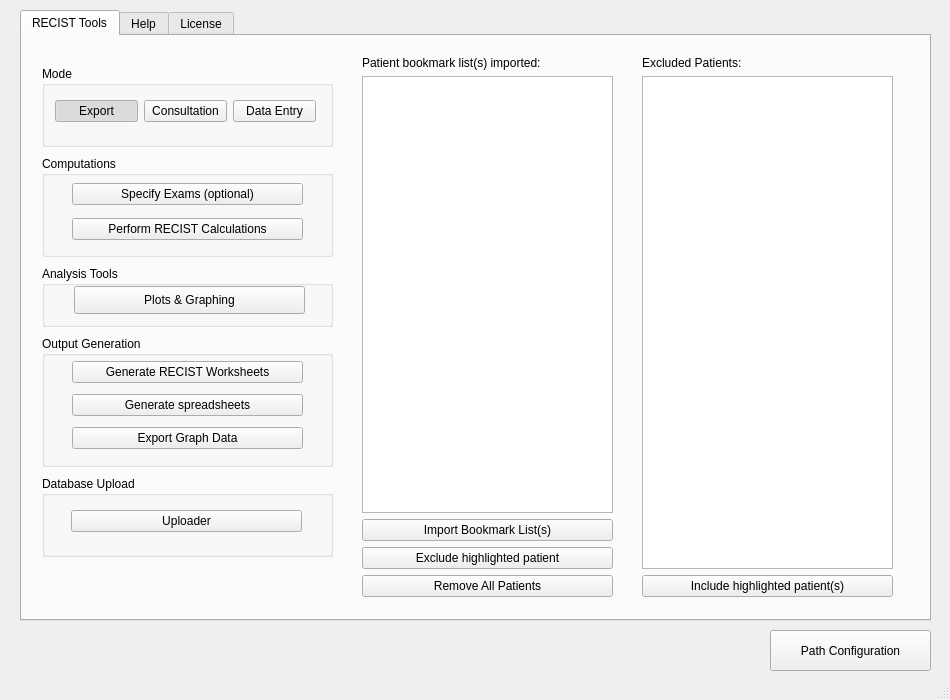
The window that gui/mainwindow.ui (Ngoyal95/ENABLE2.0) describes before a commit, drawn with Qt 5.
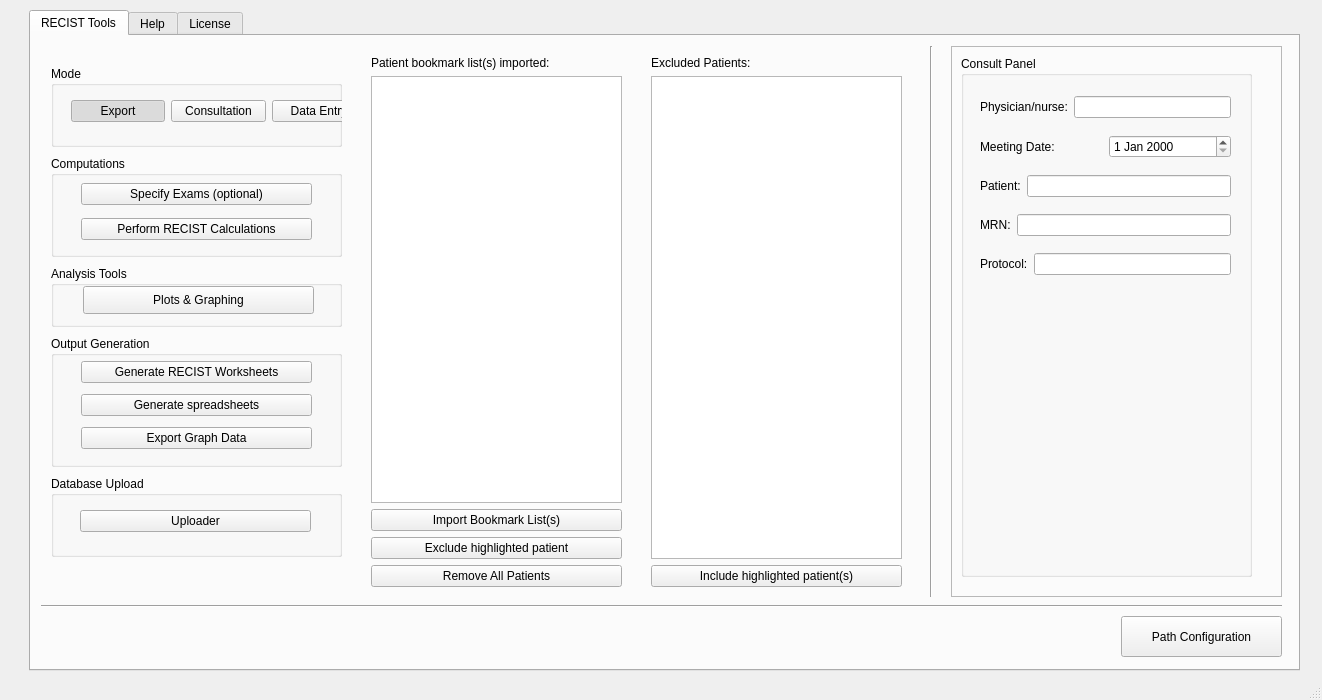
The same window after the commit. Icons and pictures are not drawn.

Commit message: Prior to consult GUI update

What changed in the file:
```diff
--- a/gui/mainwindow.ui
+++ b/gui/mainwindow.ui
@@ -9,7 +9,7 @@
    <rect>
     <x>0</x>
     <y>0</y>
-    <width>950</width>
+    <width>1322</width>
     <height>700</height>
    </rect>
   </property>
@@ -21,8 +21,8 @@
   </property>
   <property name="maximumSize">
    <size>
-    <width>950</width>
-    <height>700</height>
+    <width>1500</width>
+    <height>900</height>
    </size>
   </property>
   <property name="windowTitle">
@@ -36,10 +36,10 @@
    <widget class="QTabWidget" name="tabWidget">
     <property name="geometry">
      <rect>
-      <x>20</x>
+      <x>29</x>
       <y>10</y>
-      <width>911</width>
-      <height>611</height>
+      <width>1271</width>
+      <height>661</height>
      </rect>
     </property>
     <property name="currentIndex">
@@ -108,9 +108,9 @@
       <widget class="QWidget" name="horizontalLayoutWidget">
        <property name="geometry">
         <rect>
-         <x>13</x>
+         <x>20</x>
          <y>20</y>
-         <width>261</width>
+         <width>295</width>
          <height>51</height>
         </rect>
        </property>
@@ -270,7 +270,7 @@
         <x>340</x>
         <y>20</y>
         <width>251</width>
-        <height>541</height>
+        <height>531</height>
        </rect>
       </property>
       <layout class="QVBoxLayout" name="verticalLayout_2">
@@ -313,7 +313,7 @@
         <x>620</x>
         <y>20</y>
         <width>251</width>
-        <height>541</height>
+        <height>531</height>
        </rect>
       </property>
       <layout class="QVBoxLayout" name="verticalLayout_4">
@@ -336,6 +336,166 @@
        </item>
       </layout>
      </widget>
+     <widget class="Line" name="line">
+      <property name="geometry">
+       <rect>
+        <x>890</x>
+        <y>10</y>
+        <width>20</width>
+        <height>551</height>
+       </rect>
+      </property>
+      <property name="orientation">
+       <enum>Qt::Vertical</enum>
+      </property>
+     </widget>
+     <widget class="QPushButton" name="configureButton">
+      <property name="geometry">
+       <rect>
+        <x>1090</x>
+        <y>580</y>
+        <width>161</width>
+        <height>41</height>
+       </rect>
+      </property>
+      <property name="text">
+       <string>Path Configuration</string>
+      </property>
+      <property name="icon">
+       <iconset>
+        <normaloff>../../icons/configIcon.png</normaloff>../../icons/configIcon.png</iconset>
+      </property>
+      <property name="iconSize">
+       <size>
+        <width>30</width>
+        <height>30</height>
+       </size>
+      </property>
+     </widget>
+     <widget class="Line" name="line_2">
+      <property name="geometry">
+       <rect>
+        <x>10</x>
+        <y>560</y>
+        <width>1241</width>
+        <height>20</height>
+       </rect>
+      </property>
+      <property name="orientation">
+       <enum>Qt::Horizontal</enum>
+      </property>
+     </widget>
+     <widget class="QFrame" name="consultFrame">
+      <property name="geometry">
+       <rect>
+        <x>920</x>
+        <y>10</y>
+        <width>331</width>
+        <height>551</height>
+       </rect>
+      </property>
+      <property name="frameShape">
+       <enum>QFrame::StyledPanel</enum>
+      </property>
+      <property name="frameShadow">
+       <enum>QFrame::Raised</enum>
+      </property>
+      <widget class="QGroupBox" name="groupBox_6">
+       <property name="geometry">
+        <rect>
+         <x>10</x>
+         <y>10</y>
+         <width>291</width>
+         <height>521</height>
+        </rect>
+       </property>
+       <property name="title">
+        <string>Consult Panel</string>
+       </property>
+       <widget class="QWidget" name="verticalLayoutWidget_6">
+        <property name="geometry">
+         <rect>
+          <x>19</x>
+          <y>29</y>
+          <width>251</width>
+          <height>201</height>
+         </rect>
+        </property>
+        <layout class="QVBoxLayout" name="verticalLayout">
+         <item>
+          <layout class="QHBoxLayout" name="horizontalLayout_6">
+           <item>
+            <widget class="QLabel" name="label_3">
+             <property name="text">
+              <string>Physician/nurse:</string>
+             </property>
+            </widget>
+           </item>
+           <item>
+            <widget class="QLineEdit" name="consultPhys"/>
+           </item>
+          </layout>
+         </item>
+         <item>
+          <layout class="QHBoxLayout" name="horizontalLayout_5">
+           <item>
+            <widget class="QLabel" name="label_4">
+             <property name="text">
+              <string>Meeting Date:</string>
+             </property>
+            </widget>
+           </item>
+           <item>
+            <widget class="QDateEdit" name="consultDate"/>
+           </item>
+          </layout>
+         </item>
+         <item>
+          <layout class="QHBoxLayout" name="horizontalLayout_3">
+           <item>
+            <widget class="QLabel" name="label_6">
+             <property name="text">
+              <string>Patient:</string>
+             </property>
+            </widget>
+           </item>
+           <item>
+            <widget class="QLineEdit" name="consultPatient"/>
+           </item>
+          </layout>
+         </item>
+         <item>
+          <layout class="QHBoxLayout" name="horizontalLayout_2">
+           <item>
+            <widget class="QLabel" name="label_7">
+             <property name="text">
+              <string>MRN:</string>
+             </property>
+            </widget>
+           </item>
+           <item>
+            <widget class="QLineEdit" name="consultMRN"/>
+           </item>
+          </layout>
+         </item>
+         <item>
+          <layout class="QHBoxLayout" name="horizontalLayout_4">
+           <item>
+            <widget class="QLabel" name="label_5">
+             <property name="text">
+              <string>Protocol:</string>
+             </property>
+            </widget>
+           </item>
+           <item>
+            <widget class="QLineEdit" name="consultProtocol"/>
+           </item>
+          </layout>
+         </item>
+        </layout>
+       </widget>
+      </widget>
+     </widget>
     </widget>
     <widget class="QWidget" name="tab_4">
      <attribute name="title">
@@ -1027,30 +1187,6 @@
      </widget>
     </widget>
    </widget>
-   <widget class="QPushButton" name="configureButton">
-    <property name="geometry">
-     <rect>
-      <x>770</x>
-      <y>630</y>
-      <width>161</width>
-      <height>41</height>
-     </rect>
-    </property>
-    <property name="text">
-     <string>Path Configuration</string>
-    </property>
-    <property name="icon">
-     <iconset>
-      <selectedon>../../icons/configIcon.png</selectedon>
-     </iconset>
-    </property>
-    <property name="iconSize">
-     <size>
-      <width>30</width>
-      <height>30</height>
-     </size>
-    </property>
-   </widget>
   </widget>
   <widget class="QStatusBar" name="statusbar"/>
  </widget>
```
Left out of the diff: 2 changed lines with no effect on the pictures. The commit also changes 8 other files.
